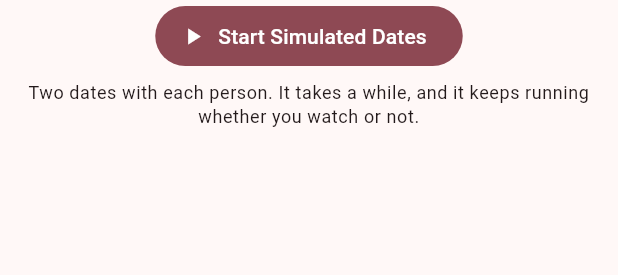
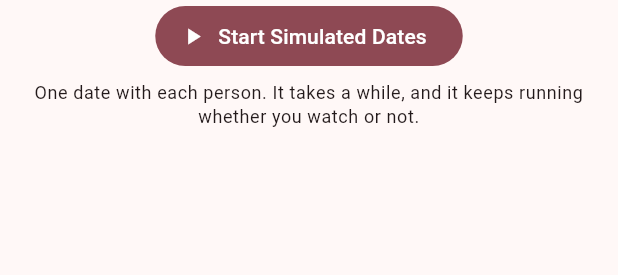
Before and after one commit to goriucantonia/dating-app-ux, a Flutter app: the _SimulateButton widget shown alone on an empty page, opened directly with empty values, after a tap on "Start Simulated Dates", on a phone screen of 412 x 824 dp. Shown: the top 275 px of the screen. Run offline on Flutter 3.47's test engine with Material 3 defaults, Android fonts, the phone set to English and light mode, and no system bars; our stand-ins replace dio, flutter_riverpod, flutter_secure_storage, freezed_annotation, go_router; accounts and stored records are empty; network calls fail.

Commit message:
Button copy follows the one-date revision
'One date with each person', not two. The button promises what the server now
does.

Co-Authored-By: Claude Opus 5 <noreply@anthropic.com>

```diff
--- a/lib/features/analyses/analysis_screen.dart
+++ b/lib/features/analyses/analysis_screen.dart
@@ -502,7 +502,7 @@ class _SimulateButtonState extends ConsumerState<_SimulateButton> {
         const SizedBox(height: 6),
         Center(
           child: Text(
-            'Two dates with each person. It takes a while, and it keeps '
+            'One date with each person. It takes a while, and it keeps '
             'running whether you watch or not.',
             textAlign: TextAlign.center,
             style: theme.textTheme.bodySmall,
```
